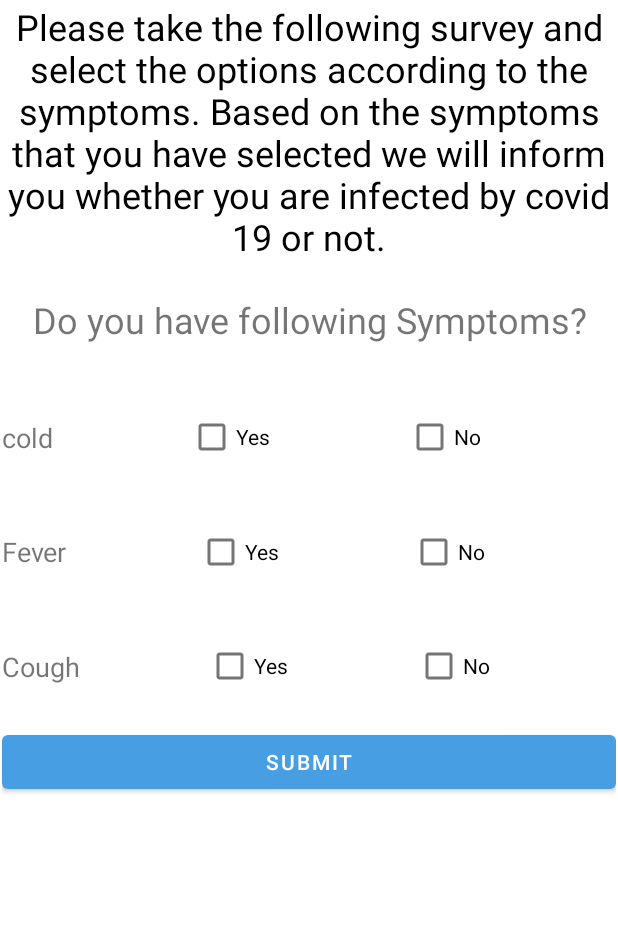
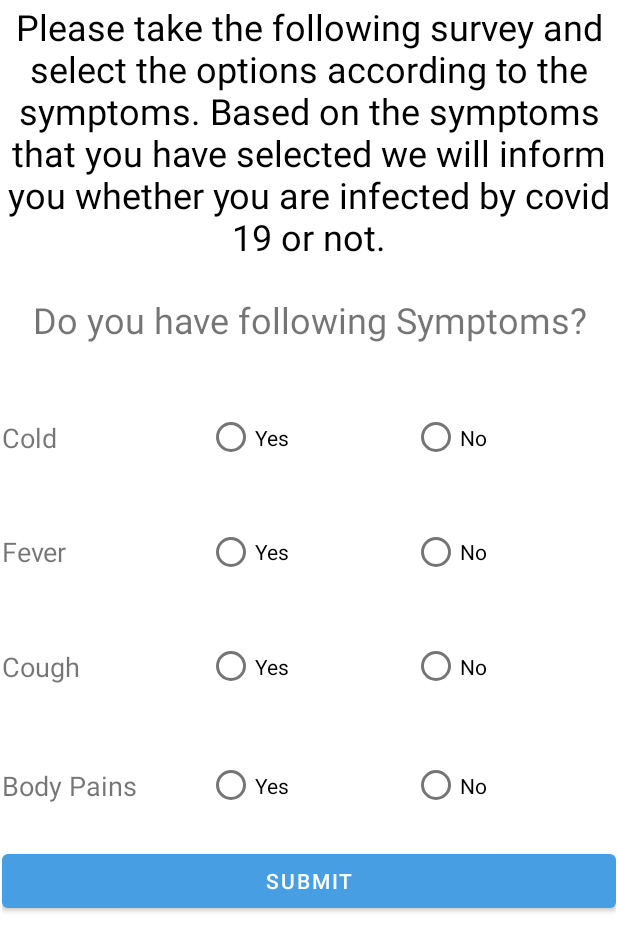
Before and after one commit to premkamalosipalli/MyApplication, an Android app: the layout activity_take_survey.xml on its own in the app's theme, with its tools: preview values and no code run, on a phone screen of 412 x 824 dp. Shown: the top 951 px of the screen. Run offline under Robolectric (Android 15) with nearby library versions, the light colour scheme and no system bars.

Commit message:
implement the functionality of Take A survey page

```diff
--- a/app/src/main/AndroidManifest.xml
+++ b/app/src/main/AndroidManifest.xml
@@ -46,14 +46,14 @@
                 <category android:name="android.intent.category.LAUNCHER" />
             </intent-filter>
         </activity>
-        <activity android:name=".Negative">
+        <activity android:name=".Positive">
             <intent-filter>
                 <action android:name="android.intent.action.MAIN" />
 
                 <category android:name="android.intent.category.LAUNCHER" />
             </intent-filter>
         </activity>
-        <activity android:name=".Positive">
+        <activity android:name=".Negative">
             <intent-filter>
                 <action android:name="android.intent.action.MAIN" />
 
--- a/app/src/main/res/layout/activity_negative.xml
+++ b/app/src/main/res/layout/activity_negative.xml
@@ -28,7 +28,7 @@
         android:layout_marginRight="3dp"
         android:layout_marginBottom="190dp"
         android:gravity="center"
-        android:text="@string/thanks_for_the_survey_as_you_have_that_your_are_not_having_any_symtoms_that_are_mentioned_in_the_survey_it_is_most_likely_that_you_are_not_infected_by_covid_19"
+        android:text="@string/thanks_for_the_survey_as_you_have_that_your_are_not_having_any_symptoms_that_are_mentioned_in_the_survey_it_is_most_likely_that_you_are_not_infected_by_covid_19"
         android:textSize="22sp"
         android:textStyle="bold"
         app:layout_constraintBottom_toBottomOf="parent"
--- a/app/src/main/res/layout/activity_take_survey.xml
+++ b/app/src/main/res/layout/activity_take_survey.xml
@@ -49,25 +49,35 @@
 
             <TextView
                 android:id="@+id/cold"
-                android:layout_width="wrap_content"
+                android:layout_width="match_parent"
                 android:layout_height="wrap_content"
-                android:layout_weight="1"
+                android:layout_weight="2"
                 android:text="@string/cold"
                 android:textSize="18sp" />
 
-            <CheckBox
-                android:id="@+id/coldYes"
-                android:layout_width="wrap_content"
-                android:layout_height="wrap_content"
+            <RadioGroup
+                android:layout_width="match_parent"
+                android:layout_height="match_parent"
                 android:layout_weight="1"
-                android:text="@string/yes" />
+                android:orientation="horizontal">
 
-            <CheckBox
-                android:id="@+id/coldNo"
-                android:layout_width="wrap_content"
-                android:layout_height="wrap_content"
-                android:layout_weight="1"
-                android:text="@string/no" />
+                <RadioButton
+                    android:id="@+id/cold_yes"
+                    android:layout_width="match_parent"
+                    android:layout_height="match_parent"
+                    android:layout_weight="1"
+                    android:text="@string/yes"
+                    android:onClick="onColdRadioButtonClicked"/>
+
+                <RadioButton
+                    android:id="@+id/cold_no"
+                    android:layout_width="match_parent"
+                    android:layout_height="match_parent"
+                    android:layout_weight="1"
+                    android:text="@string/no"
+                    android:onClick="onColdRadioButtonClicked"/>
+            </RadioGroup>
+
         </LinearLayout>
 
         <LinearLayout
@@ -78,25 +88,34 @@
 
             <TextView
                 android:id="@+id/fever"
-                android:layout_width="wrap_content"
+                android:layout_width="match_parent"
                 android:layout_height="wrap_content"
-                android:layout_weight="1"
+                android:layout_weight="2"
                 android:text="@string/fever"
                 android:textSize="18sp" />
 
-            <CheckBox
-                android:id="@+id/feverYes"
-                android:layout_width="wrap_content"
-                android:layout_height="wrap_content"
+            <RadioGroup
+                android:layout_width="match_parent"
+                android:layout_height="match_parent"
                 android:layout_weight="1"
-                android:text="@string/yes" />
+                android:orientation="horizontal">
+                <RadioButton
+                    android:id="@+id/fever_yes"
+                    android:layout_width="match_parent"
+                    android:layout_height="match_parent"
+                    android:layout_weight="1"
+                    android:text="@string/yes"
+                    android:onClick="onFeverRadioButtonClicked"/>
 
-            <CheckBox
-                android:id="@+id/feverNo"
-                android:layout_width="wrap_content"
-                android:layout_height="wrap_content"
-                android:layout_weight="1"
-                android:text="@string/no" />
+                <RadioButton
+                    android:id="@+id/fever_no"
+                    android:layout_width="match_parent"
+                    android:layout_height="match_parent"
+                    android:layout_weight="1"
+                    android:text="@string/no"
+                    android:onClick="onFeverRadioButtonClicked"/>
+            </RadioGroup>
+
         </LinearLayout>
 
         <LinearLayout
@@ -107,25 +126,70 @@
 
             <TextView
                 android:id="@+id/cough"
-                android:layout_width="wrap_content"
+                android:layout_width="match_parent"
                 android:layout_height="wrap_content"
-                android:layout_weight="1"
+                android:layout_weight="2"
                 android:text="@string/cough"
                 android:textSize="18sp" />
 
-            <CheckBox
-                android:id="@+id/coughYes"
-                android:layout_width="wrap_content"
+            <RadioGroup
+                android:layout_width="match_parent"
+                android:layout_height="match_parent"
+                android:layout_weight="1"
+                android:orientation="horizontal">
+                <RadioButton
+                    android:id="@+id/cough_yes"
+                    android:layout_width="match_parent"
+                    android:layout_height="match_parent"
+                    android:layout_weight="1"
+                    android:text="@string/yes"
+                    android:onClick="onCoughRadioButtonClicked"/>
+
+                <RadioButton
+                    android:id="@+id/cough_no"
+                    android:layout_width="match_parent"
+                    android:layout_height="match_parent"
+                    android:layout_weight="1"
+                    android:text="@string/no"
+                    android:onClick="onCoughRadioButtonClicked"/>
+            </RadioGroup>
+        </LinearLayout>
+
+        <LinearLayout
+            android:layout_width="match_parent"
+            android:layout_height="79dp"
+            android:gravity="center"
+            android:orientation="horizontal">
+
+            <TextView
+                android:id="@+id/bodypains"
+                android:layout_width="match_parent"
                 android:layout_height="wrap_content"
+                android:layout_weight="2"
+                android:text="@string/body_pains"
+                android:textSize="18sp" />
+
+            <RadioGroup
+                android:layout_width="match_parent"
+                android:layout_height="match_parent"
                 android:layout_weight="1"
-                android:text="@string/yes" />
+                android:orientation="horizontal">
+                <RadioButton
+                    android:id="@+id/bodypains_yes"
+                    android:layout_width="match_parent"
+                    android:layout_height="match_parent"
+                    android:layout_weight="1"
+                    android:text="@string/yes"
+                    android:onClick="onBodyPainsRadioButtonClicked"/>
 
-            <CheckBox
-                android:id="@+id/coughNo"
-                android:layout_width="wrap_content"
-                android:layout_height="wrap_content"
-                android:layout_weight="1"
-                android:text="@string/no" />
+                <RadioButton
+                    android:id="@+id/bodypains_no"
+                    android:layout_width="match_parent"
+                    android:layout_height="match_parent"
+                    android:layout_weight="1"
+                    android:text="@string/no"
+                    android:onClick="onBodyPainsRadioButtonClicked" />
+            </RadioGroup>
         </LinearLayout>
 
         <LinearLayout
--- a/app/src/main/res/values/strings.xml
+++ b/app/src/main/res/values/strings.xml
@@ -68,12 +68,13 @@
 Isolate for 10 days from the time their COVID-19 symptoms started, or from the date they tested positive, as long as that includes 1 full day without a fever and other symptoms get better. Testing usually is not needed to decide when to stop isolation.
     </string>
 
-    <string name="cold">cold</string>
+    <string name="cold">Cold</string>
     <string name="todo">Todo</string>
     <string name="yes">Yes</string>
     <string name="no">No</string>
     <string name="fever">Fever</string>
     <string name="cough">Cough</string>
+    <string name="body_pains">Body Pains</string>
     <string name="submit">SUBMIT</string>
     <string name="click_the_below_link_to_take_a_survey">Click the below link to take a Survey</string>
     <string name="take_survey">Take Survey</string>
```
Also changed, not shown: app/src/main/java/com/example/myapplication/SignUp.kt (+10 -10 lines), app/src/main/java/com/example/myapplication/TakeSurvey.kt (+114 -7 lines).
